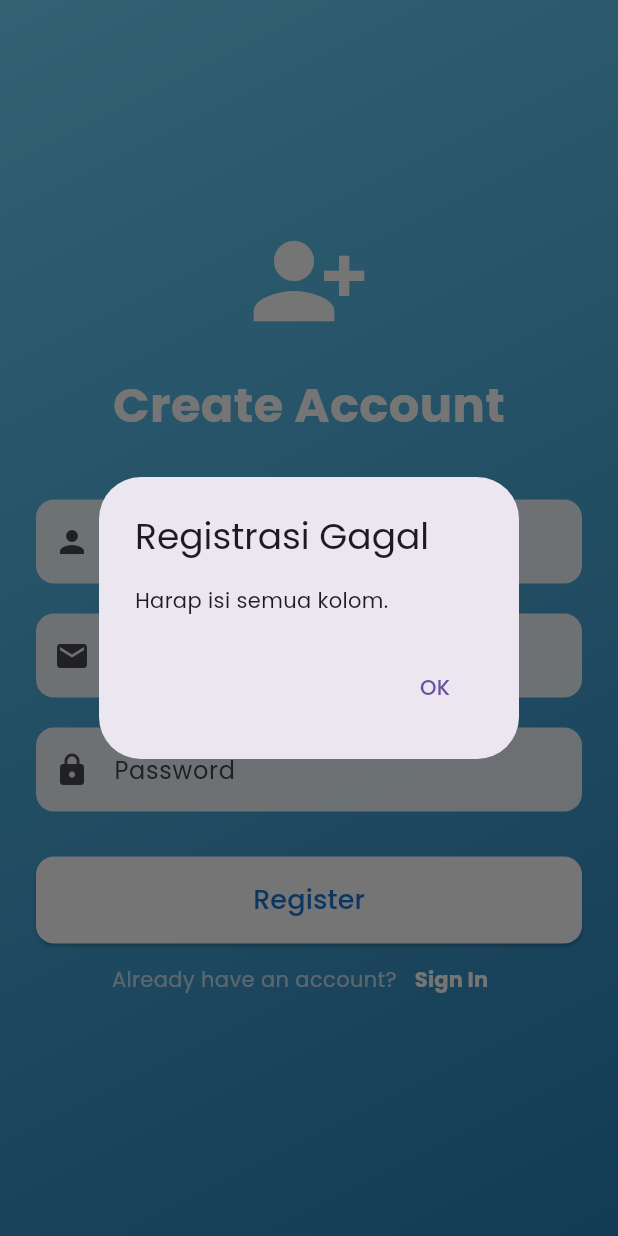
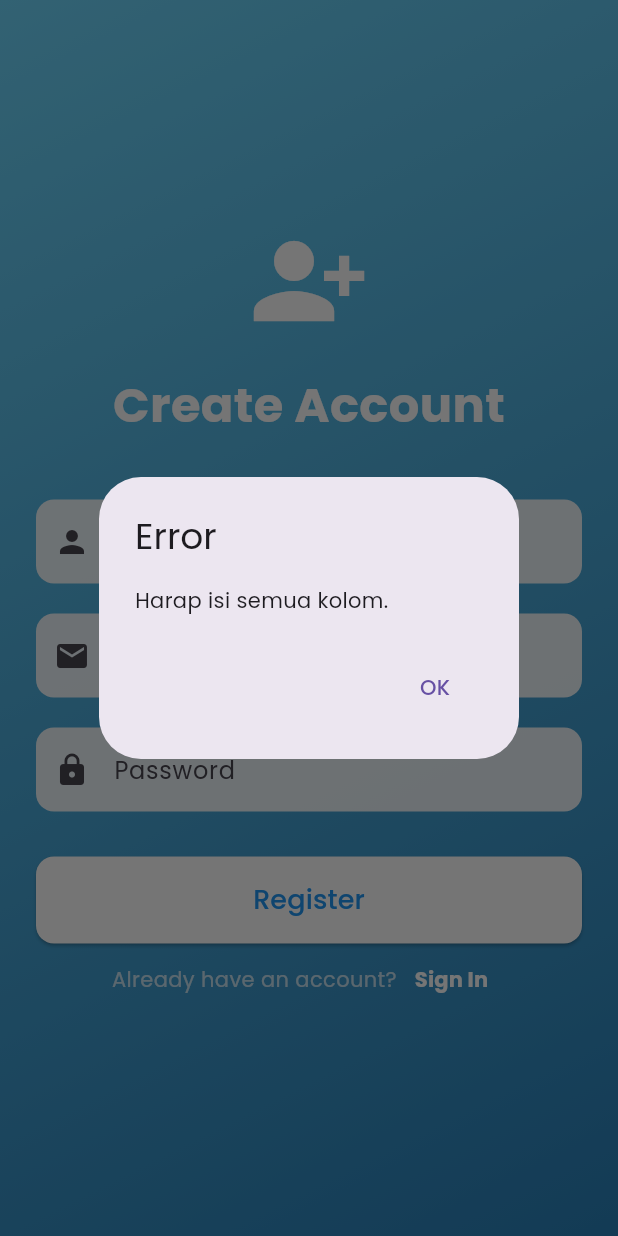
Before and after one commit to mjvnaaa/Pembuatan-Form-Login-dan-Registrasi-Interaktif, a Flutter app: the RegisterPage screen opened directly, after a tap on "Register", on a phone screen of 412 x 824 dp. Run offline on Flutter 3.47's test engine with Material 3 defaults, Android fonts, the phone set to English and light mode, and no system bars; our stand-ins replace google_fonts.

Commit message:
latihan 1

```diff
--- a/lib/register_page.dart
+++ b/lib/register_page.dart
@@ -13,48 +13,64 @@ class _RegisterPageState extends State<RegisterPage> {
   final _emailController = TextEditingController();
   final _passwordController = TextEditingController();
 
+  void _showErrorDialog(String message) {
+    showDialog(
+      context: context,
+      builder: (context) => AlertDialog(
+        title: const Text('Error'),
+        content: Text(message),
+        actions: [
+          TextButton(
+            onPressed: () => Navigator.pop(context),
+            child: const Text('OK'),
+          ),
+        ],
+      ),
+    );
+  }
+
   void _register() {
-    String fullName = _fullNameController.text;
-    String email = _emailController.text;
-    String password = _passwordController.text;
+    String fullName = _fullNameController.text.trim();
+    String email = _emailController.text.trim();
+    String password = _passwordController.text.trim();
 
-    if (fullName.isNotEmpty && email.isNotEmpty && password.isNotEmpty) {
-      userData[email] = {
-        'fullName': fullName,
-        'password': password,
-      };
+    // cek kosong
+    if (fullName.isEmpty || email.isEmpty || password.isEmpty) {
+      _showErrorDialog('Harap isi semua kolom.');
+      return;
+    }
+
+    // cek email
+    if (!email.contains('@')) {
+      _showErrorDialog('Format email tidak valid.');
+      return;
+    }
+
+    // cek panjang password
+    if (password.length < 6) {
+      _showErrorDialog('Password minimal 6 karakter.');
+      return;
+    }
+
+    // jika Semua valid baru simpan user
+    userData[email] = {'fullName': fullName, 'password': password};
 
     showDialog(
       context: context,
       builder: (context) => AlertDialog(
-          title: Text('Registrasi Berhasil'),
-          content: Text('Akun Anda telah dibuat. Silakan login.'),
+        title: const Text('Registrasi Berhasil'),
+        content: const Text('Akun Anda telah dibuat. Silakan login.'),
         actions: [
           TextButton(
             onPressed: () {
               Navigator.pop(context); // Tutup dialog
               Navigator.pop(context); // Kembali ke halaman login
             },
-              child: Text('OK'),
+            child: const Text('OK'),
           ),
         ],
       ),
     );
-    } else {
-      showDialog(
-        context: context,
-        builder: (context) => AlertDialog(
-          title: Text('Registrasi Gagal'),
-          content: Text('Harap isi semua kolom.'),
-          actions: [
-            TextButton(
-              onPressed: () => Navigator.pop(context),
-              child: Text('OK'),
-            ),
-          ],
-        ),
-      );
-    }
   }
 
   @override
@@ -62,7 +78,7 @@ class _RegisterPageState extends State<RegisterPage> {
     return Scaffold(
       body: Container(
         padding: const EdgeInsets.symmetric(horizontal: 24.0),
-        decoration: BoxDecoration(
+        decoration: const BoxDecoration(
           gradient: LinearGradient(
             colors: [Color(0xFF6DD5FA), Color(0xFF2980B9)],
             begin: Alignment.topLeft,
@@ -75,9 +91,13 @@ class _RegisterPageState extends State<RegisterPage> {
               mainAxisAlignment: MainAxisAlignment.center,
               crossAxisAlignment: CrossAxisAlignment.stretch,
               children: <Widget>[
-                Icon(Icons.person_add_alt_1, size: 80, color: Colors.white),
-                SizedBox(height: 20),
-                Text(
+                const Icon(
+                  Icons.person_add_alt_1,
+                  size: 80,
+                  color: Colors.white,
+                ),
+                const SizedBox(height: 20),
+                const Text(
                   'Create Account',
                   textAlign: TextAlign.center,
                   style: TextStyle(
@@ -86,21 +106,21 @@ class _RegisterPageState extends State<RegisterPage> {
                     fontWeight: FontWeight.bold,
                   ),
                 ),
-                SizedBox(height: 40),
+                const SizedBox(height: 40),
                 TextField(
                   controller: _fullNameController,
                   decoration: InputDecoration(
                     hintText: 'Full Name',
                     filled: true,
                     fillColor: Colors.white.withOpacity(0.9),
-                    prefixIcon: Icon(Icons.person),
+                    prefixIcon: const Icon(Icons.person),
                     border: OutlineInputBorder(
                       borderRadius: BorderRadius.circular(12),
                       borderSide: BorderSide.none,
                     ),
                   ),
                 ),
-                SizedBox(height: 20),
+                const SizedBox(height: 20),
                 TextField(
                   controller: _emailController,
                   keyboardType: TextInputType.emailAddress,
@@ -108,14 +128,14 @@ class _RegisterPageState extends State<RegisterPage> {
                     hintText: 'Email',
                     filled: true,
                     fillColor: Colors.white.withOpacity(0.9),
-                    prefixIcon: Icon(Icons.email),
+                    prefixIcon: const Icon(Icons.email),
                     border: OutlineInputBorder(
                       borderRadius: BorderRadius.circular(12),
                       borderSide: BorderSide.none,
                     ),
                   ),
                 ),
-                SizedBox(height: 20),
+                const SizedBox(height: 20),
                 TextField(
                   controller: _passwordController,
                   obscureText: true,
@@ -123,37 +143,41 @@ class _RegisterPageState extends State<RegisterPage> {
                     hintText: 'Password',
                     filled: true,
                     fillColor: Colors.white.withOpacity(0.9),
-                    prefixIcon: Icon(Icons.lock),
+                    prefixIcon: const Icon(Icons.lock),
                     border: OutlineInputBorder(
                       borderRadius: BorderRadius.circular(12),
                       borderSide: BorderSide.none,
                     ),
                   ),
                 ),
-                SizedBox(height: 30),
+                const SizedBox(height: 30),
                 ElevatedButton(
                   onPressed: _register,
                   style: ElevatedButton.styleFrom(
-                    padding: EdgeInsets.symmetric(vertical: 16),
+                    padding: const EdgeInsets.symmetric(vertical: 16),
                     backgroundColor: Colors.white,
-                    foregroundColor: Colors.blue.shade700,
+                    foregroundColor: Colors.blue,
                     shape: RoundedRectangleBorder(
                       borderRadius: BorderRadius.circular(12),
                     ),
                   ),
-                  child: Text('Register', style: TextStyle(fontSize: 18)),
+                  child: const Text('Register', style: TextStyle(fontSize: 18)),
                 ),
                 Row(
                   mainAxisAlignment: MainAxisAlignment.center,
                   children: [
-                    Text("Already have an account?",
-                        style: TextStyle(color: Colors.white70)),
+                    const Text(
+                      "Already have an account?",
+                      style: TextStyle(color: Colors.white70),
+                    ),
                     TextButton(
                       onPressed: () => Navigator.pop(context),
-                      child: Text(
+                      child: const Text(
                         'Sign In',
                         style: TextStyle(
-                            color: Colors.white, fontWeight: FontWeight.bold),
+                          color: Colors.white,
+                          fontWeight: FontWeight.bold,
+                        ),
                       ),
                     ),
                   ],
```
Also changed, not shown: 1 other file. Lines whose indentation alone changed are shown as unchanged.
